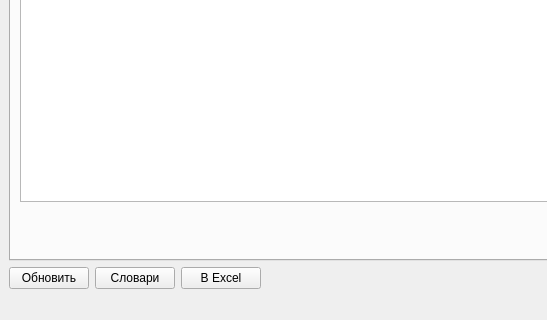
Above: mainwindow.ui from igrekus/billplan before the change; both pictures show x 0 to 547 and y 260 to 580 of the 1076 by 580 pixel window. Below: the same form after it.
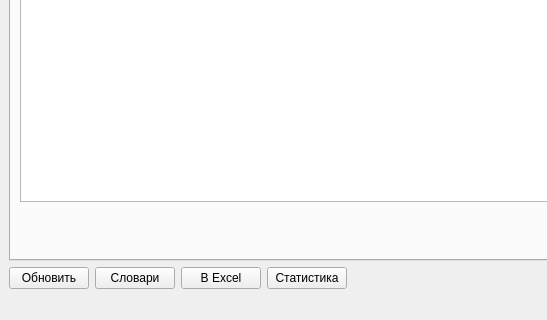
That is the form after the change.

```diff
--- a/mainwindow.ui
+++ b/mainwindow.ui
@@ -341,6 +341,13 @@
         </property>
        </widget>
       </item>
+      <item>
+       <widget class="QPushButton" name="btnBillStats">
+        <property name="text">
+         <string>Статистика</string>
+        </property>
+       </widget>
+      </item>
       <item>
        <spacer name="horizontalSpacer">
         <property name="orientation">
```
Left out of the diff: 2 changed lines with no effect on the pictures.
